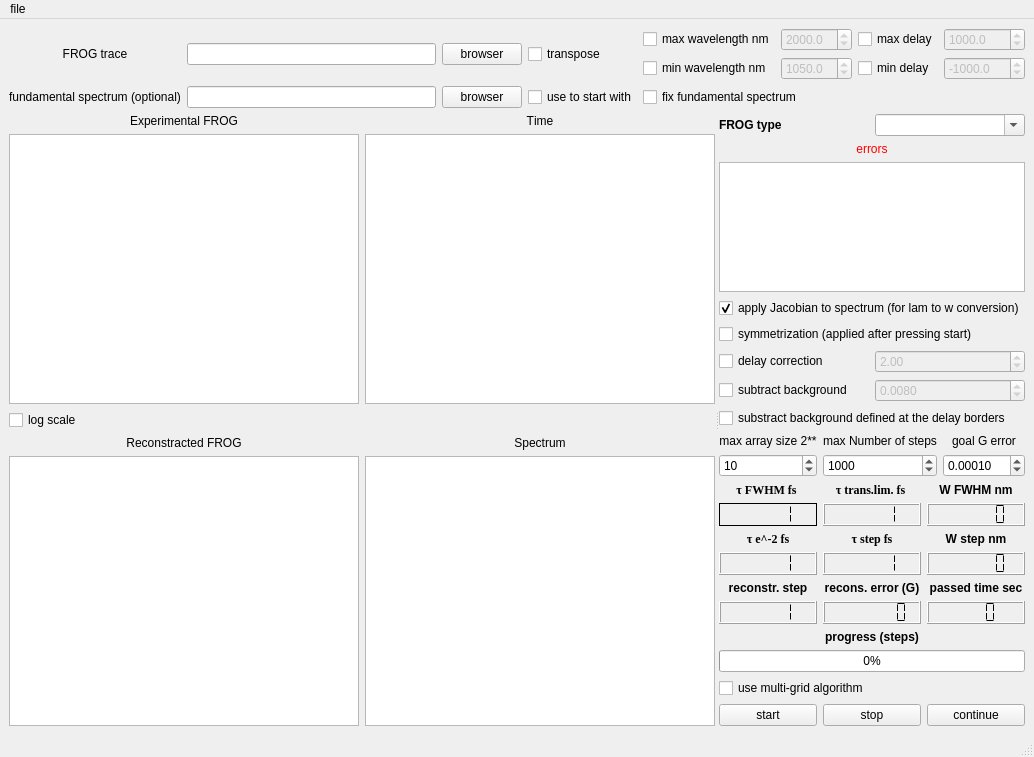
Qt form qt/FROG_GUI2.1.ui (leschenkos/Slava-FROG) before a commit.
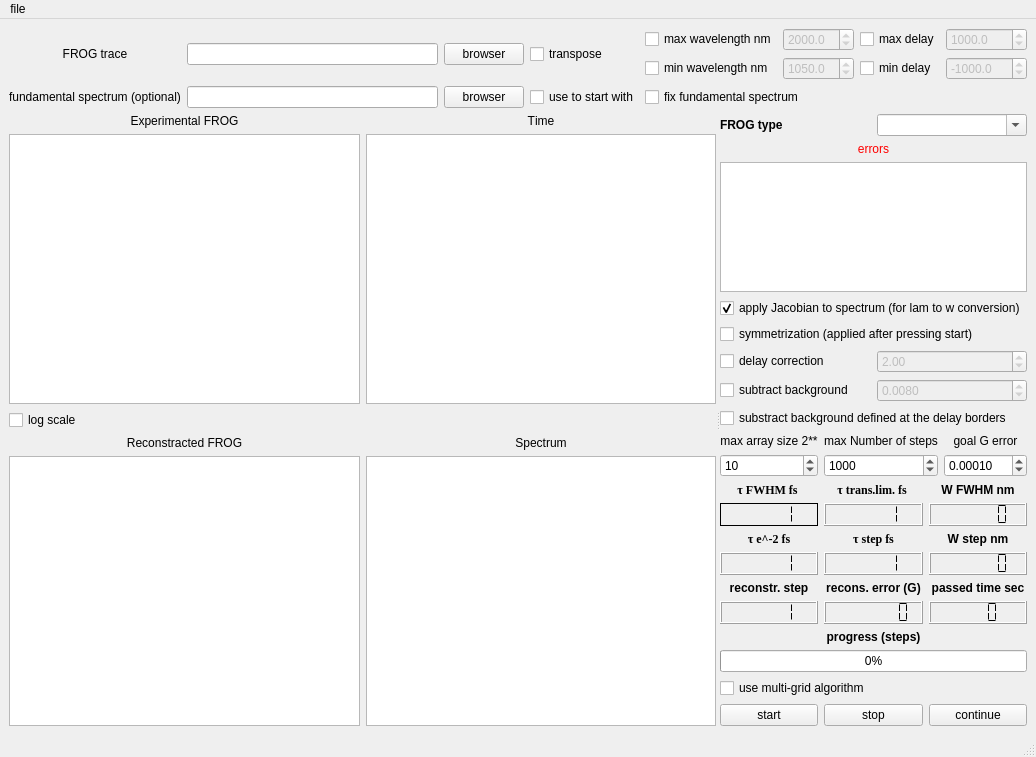
The same form after that commit.

Commit message: Update FROG_GUI2.1.ui

```diff
--- a/qt/FROG_GUI2.1.ui
+++ b/qt/FROG_GUI2.1.ui
@@ -9,7 +9,7 @@
    <rect>
     <x>0</x>
     <y>0</y>
-    <width>1025</width>
+    <width>1036</width>
     <height>757</height>
    </rect>
   </property>
@@ -1013,7 +1013,7 @@
     <rect>
      <x>0</x>
      <y>0</y>
-     <width>1025</width>
+     <width>1036</width>
      <height>22</height>
     </rect>
    </property>
```
